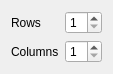
First picture: the form in src/GeometrySelector.ui, repository FRIBDAQ/SpecTcl, before the edit.
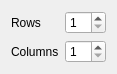
Second picture: the form after the edit.

Commit message: Allows up to 10 columns and 10 rows

The edit to the form file:
```diff
--- a/src/GeometrySelector.ui
+++ b/src/GeometrySelector.ui
@@ -36,7 +36,7 @@
       <number>1</number>
      </property>
      <property name="maximum">
-      <number>5</number>
+      <number>10</number>
      </property>
      <property name="singleStep">
       <number>1</number>
@@ -59,7 +59,7 @@
       <number>1</number>
      </property>
      <property name="maximum">
-      <number>5</number>
+      <number>10</number>
      </property>
     </widget>
    </item>
```
